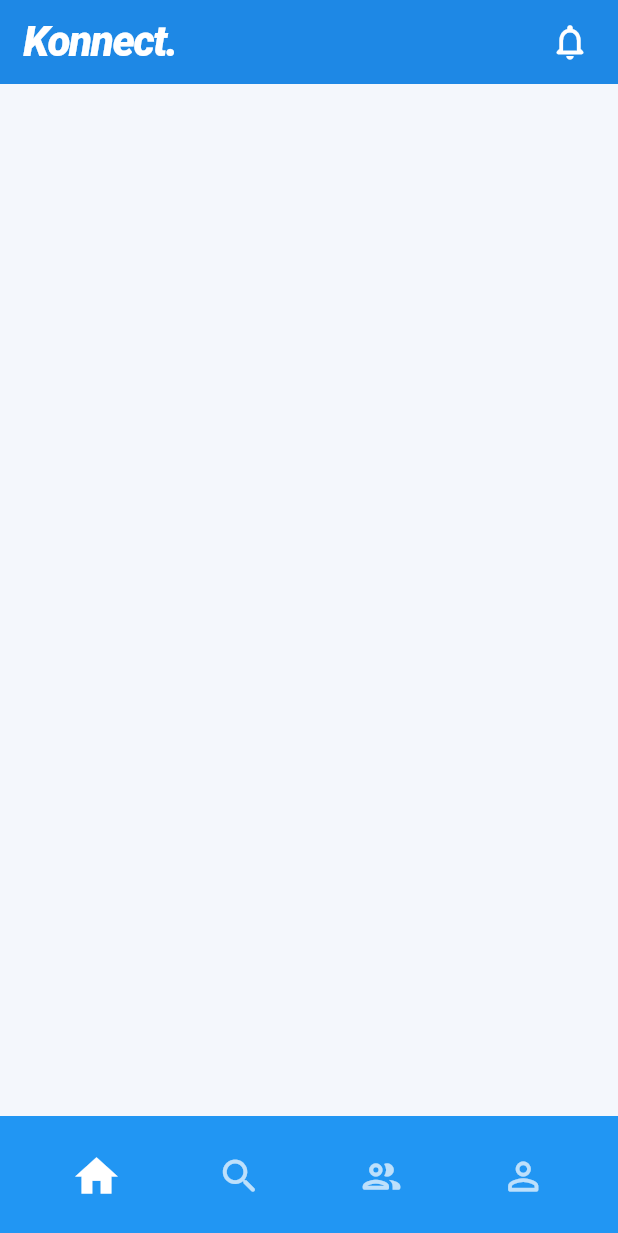
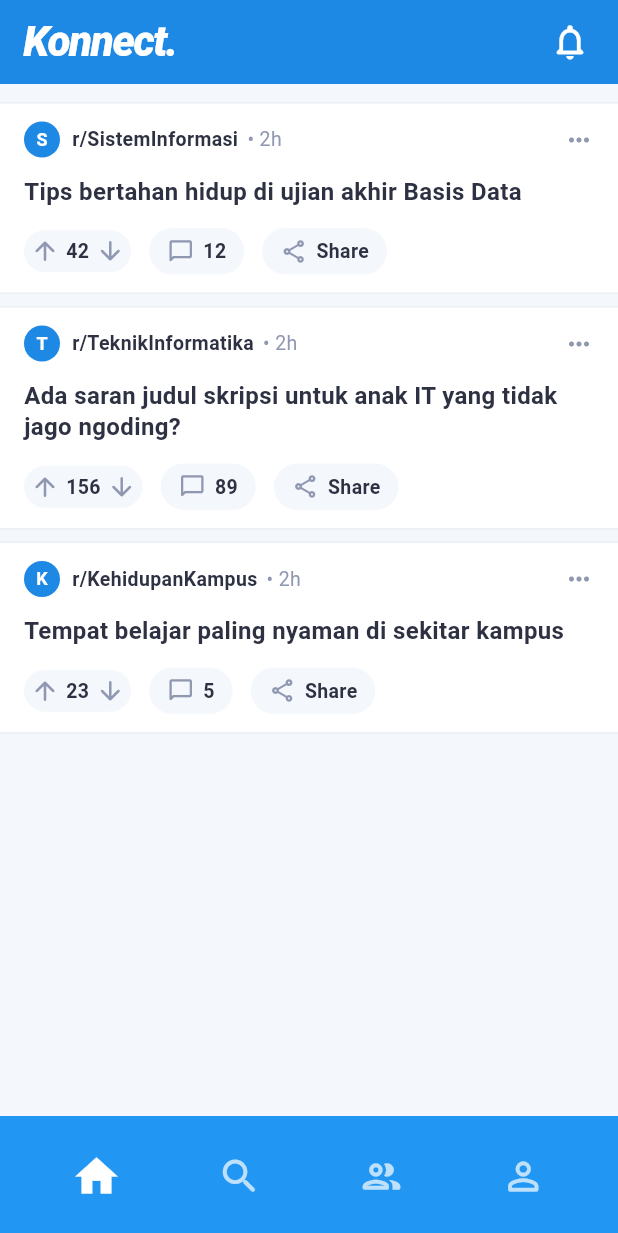
Before and after one commit to fauzanzk/forum-mahasiswa, a Flutter app: the screen it shows after launch, after a tap on "Masuk", on a phone screen of 412 x 824 dp. Shown: the top 1233 px of the screen. Run offline on Flutter 3.47's test engine with Material 3 defaults, Android fonts, the phone set to English and light mode, and no system bars.

Commit message:
adjustement: making the home page static still

```diff
--- a/lib/pages/home_page.dart
+++ b/lib/pages/home_page.dart
@@ -1,8 +1,4 @@
 import 'package:flutter/material.dart';
-import 'dart:convert';
-import 'package:http/http.dart' as http;
-import 'package:flutter/foundation.dart' show kIsWeb;
-import 'dart:io' show Platform;
 
 import '../themes/app_colors.dart';
 import '../widgets/navigation_bar.dart';
@@ -10,56 +6,45 @@ import '../widgets/post_card.dart';
 import 'post_page.dart';
 import 'notif_page.dart';
 
-class HomePage extends StatefulWidget {
+class HomePage extends StatelessWidget {
   const HomePage({super.key});
 
   @override
-  State<HomePage> createState() => _HomePageState();
-}
+  Widget build(BuildContext context) {
+    // Static dummy data based on forum_db.sql seed data
+    final List<Map<String, dynamic>> dummyPosts = [
+      {
+        'nama': 'SistemInformasi',
+        'judul': 'Tips bertahan hidup di ujian akhir Basis Data',
+        'upvotes': 42,
+        'comments': 12,
+      },
+      {
+        'nama': 'TeknikInformatika',
+        'judul': 'Ada saran judul skripsi untuk anak IT yang tidak jago ngoding?',
+        'upvotes': 156,
+        'comments': 89,
+      },
+      {
+        'nama': 'KehidupanKampus',
+        'judul': 'Tempat belajar paling nyaman di sekitar kampus',
+        'upvotes': 23,
+        'comments': 5,
+      },
+    ];
 
-class _HomePageState extends State<HomePage> {
-  List<dynamic> posts = [];
-  bool isLoading = true;
-
-  @override
-  void initState() {
-    super.initState();
-    fetchPosts();
-  }
-
-  Future<void> fetchPosts() async {
-    String baseUrl = 'http://localhost:8080';
-    try {
-      if (!kIsWeb && Platform.isAndroid) {
-        baseUrl = 'http://10.0.2.2:8080';
-      }
-    } catch(e) {}
-
-    try {
-      final response = await http.get(Uri.parse("$baseUrl/posts")).timeout(const Duration(seconds: 5));
-      if (response.statusCode == 200) {
-        final data = jsonDecode(response.body);
-        setState(() {
-          posts = data['data'];
-          isLoading = false;
-        });
-      } else {
-        setState(() { isLoading = false; });
-      }
-    } catch (e) {
-      print("Error fetching posts: $e");
-      setState(() { isLoading = false; });
-    }
-  }
-
-  @override
-  Widget build(BuildContext context) {
     return Scaffold(
       backgroundColor: AppColors.background,
       appBar: AppBar(
         title: const Text(
           "Konnect.",
-          style: TextStyle(color: Colors.white, fontWeight: FontWeight.w900, fontStyle: FontStyle.italic, fontSize: 28, letterSpacing: -1.0),
+          style: TextStyle(
+            color: Colors.white,
+            fontWeight: FontWeight.w900,
+            fontStyle: FontStyle.italic,
+            fontSize: 28,
+            letterSpacing: -1.0
+          ),
         ),
         elevation: 0,
         backgroundColor: AppColors.primary,
@@ -71,34 +56,36 @@ class _HomePageState extends State<HomePage> {
               iconSize: 28,
               icon: const Icon(Icons.notifications_none_rounded, color: Colors.white),
               onPressed: () {
-                Navigator.push(context, MaterialPageRoute(builder: (context) => const NotifikasiPage()));
+                Navigator.push(
+                  context,
+                  MaterialPageRoute(builder: (context) => const NotifikasiPage())
+                );
               },
             ),
           ),
         ],
       ),
-      body: isLoading
-          ? const Center(child: CircularProgressIndicator(color: AppColors.primary))
-          : RefreshIndicator(
-              color: AppColors.primary,
-              onRefresh: fetchPosts,
-              child: ListView.builder(
+      body: ListView.builder(
         physics: const AlwaysScrollableScrollPhysics(),
         padding: const EdgeInsets.only(top: 12, bottom: 24),
-                itemCount: posts.length,
+        itemCount: dummyPosts.length,
         itemBuilder: (context, index) {
-                  final post = posts[index];
+          final post = dummyPosts[index];
           return PostCard(
             nama: post['nama'],
             judul: post['judul'],
-                    upvotes: post['upvotes'],
-                    comments: post['comments'],
+            upvotes: post['upvotes'].toString(),
+            comments: post['comments'].toString(),
             onTap: () {
-                      Navigator.push(context, MaterialPageRoute(builder: (context) => DiskusiPage(nama: post['nama'], judul: post['judul'])));
+              Navigator.push(
+                context,
+                MaterialPageRoute(
+                  builder: (context) => DiskusiPage(nama: post['nama'], judul: post['judul'])
+                )
+              );
             },
           );
         },
-              ),
       ),
       bottomNavigationBar: const NavBar(currentIndex: 0),
     );
```
Lines whose indentation alone changed are shown as unchanged.
